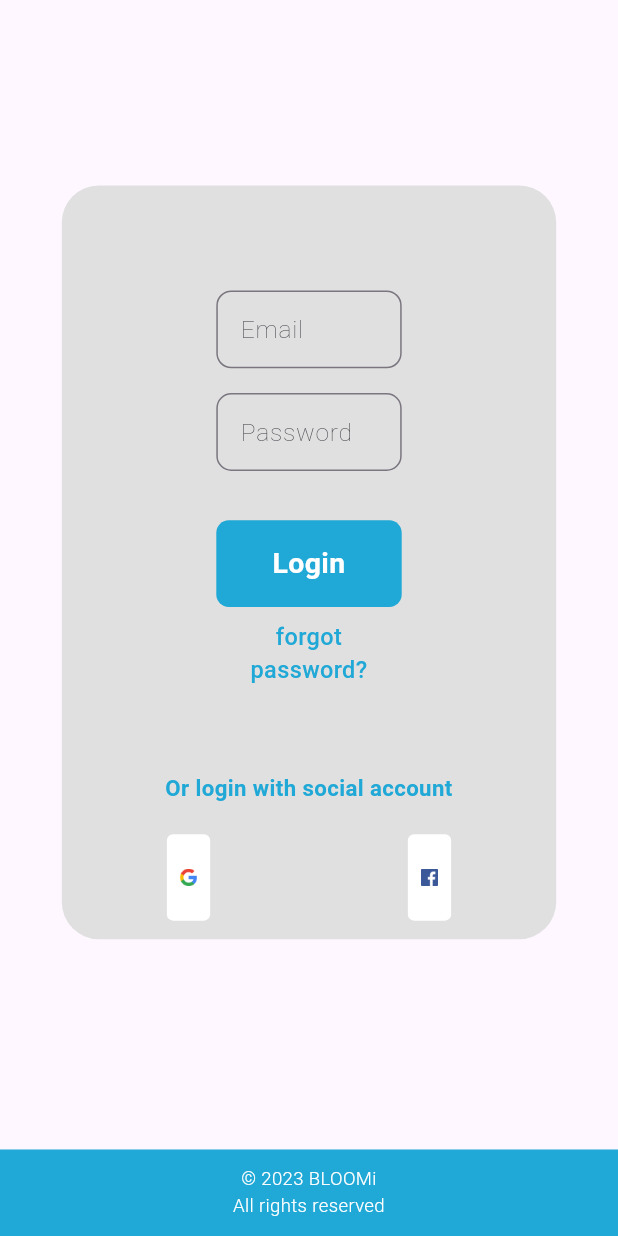
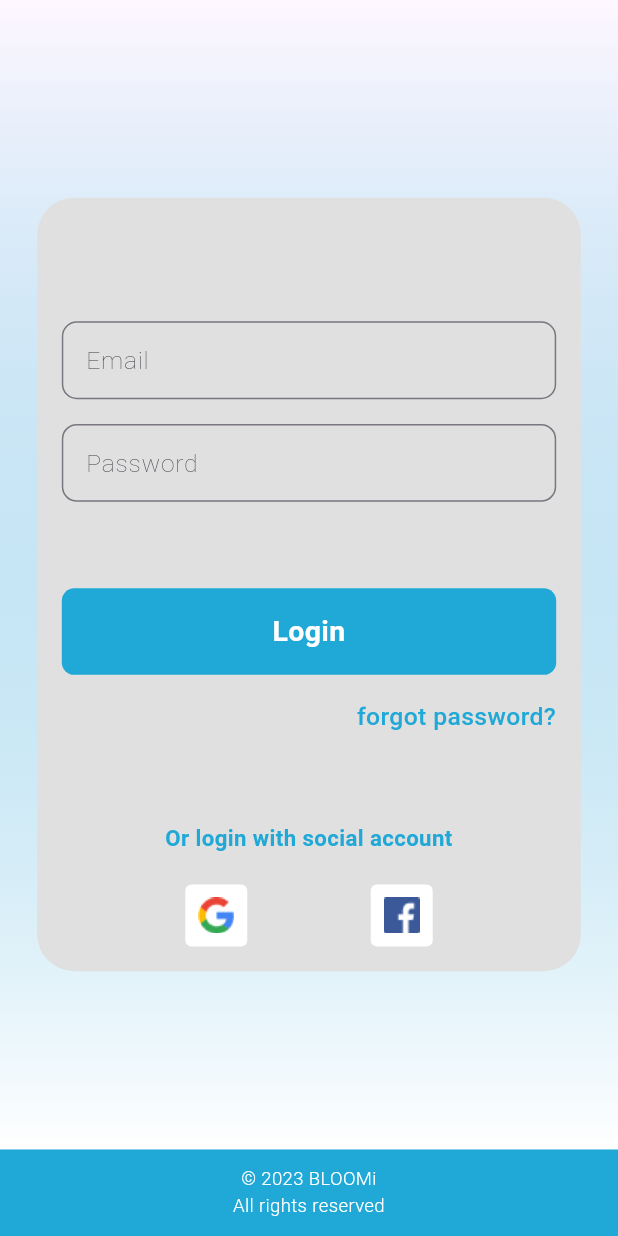
Before and after one commit to cepdnaclk/e19-co227-Empowering-Counselors-and-Students-through-Interactive-Web-and-Mobile-App, a Flutter app: the screen it shows after launch, after a tap on "Already have an account?", on a phone screen of 412 x 824 dp. Run offline on Flutter 3.47's test engine with Material 2 defaults, Android fonts, the phone set to English and light mode, and no system bars; our stand-ins replace animate_do, responsive_framework.

Commit message:
login page ui changed

```diff
--- a/bloomi_web/lib/components/customicon_container.dart
+++ b/bloomi_web/lib/components/customicon_container.dart
@@ -15,8 +15,6 @@ class CustomIconContainer extends StatelessWidget {
     return Container(
       padding: EdgeInsets.all(
           (mediaQueryData.size.height + mediaQueryData.size.width) * 0.007),
-      width: mediaQueryData.size.width * 0.07,
-      height: mediaQueryData.size.height * 0.07,
       decoration: BoxDecoration(
           borderRadius: BorderRadius.circular(mediaQueryData.size.width * 0.01),
           color: UtilConstants.whiteColor),
--- a/bloomi_web/lib/screens/auth/login/login_mobile.dart
+++ b/bloomi_web/lib/screens/auth/login/login_mobile.dart
@@ -1,3 +1,4 @@
+import 'package:bloomi_web/components/background_color_gradient.dart';
 import 'package:bloomi_web/components/custom_button.dart';
 import 'package:bloomi_web/components/custom_text.dart';
 import 'package:bloomi_web/components/custom_textfeild.dart';
@@ -11,30 +12,38 @@ import 'package:flutter/material.dart';
 
 class LoginMobile extends StatelessWidget {
   const LoginMobile({
-    super.key,
+    Key? key,
     required this.mediaQueryData,
-  });
+  }) : super(key: key);
 
   final MediaQueryData mediaQueryData;
 
   @override
   Widget build(BuildContext context) {
-    return Center(
+    return Scaffold(
+      body: Column(
+        children: [
+          Expanded(
+            child: Stack(
+              children: [
+                const BackgroundColorGradient(),
+                SingleChildScrollView(
+                  child: Center(
                     child: Column(
-        mainAxisAlignment: MainAxisAlignment.spaceBetween,
+                      mainAxisAlignment: MainAxisAlignment.center,
                       children: [
                         Padding(
                           padding: EdgeInsets.symmetric(
-                horizontal: mediaQueryData.size.width * 0.1),
+                              horizontal: mediaQueryData.size.width * 0.06),
                           child: Column(
                             children: [
-                SizedBox(height: mediaQueryData.size.height * 0.1),
-                Column(
-                  children: [
+                              SizedBox(
+                                  height: mediaQueryData.size.height * 0.15),
                               Container(
-                      padding: EdgeInsets.all(mediaQueryData.size.width * 0.03),
+                                padding: EdgeInsets.all(
+                                    mediaQueryData.size.width * 0.04),
                                 margin: EdgeInsets.only(
-                          top: mediaQueryData.size.height * 0.05),
+                                    top: mediaQueryData.size.height * 0.01),
                                 decoration: BoxDecoration(
                                   color: UtilConstants.lightgreyColor,
                                   borderRadius: BorderRadius.circular(
@@ -42,24 +51,35 @@ class LoginMobile extends StatelessWidget {
                                 ),
                                 child: Column(
                                   children: [
-                          SizedBox(height: mediaQueryData.size.height * 0.07),
+                                    SizedBox(
+                                        height:
+                                            mediaQueryData.size.height * 0.08),
                                     CustomTextFeild(
                                       hintText: "Enter your email",
                                       lable: "Email",
                                       mediaQueryData: mediaQueryData,
                                       keyboardType: TextInputType.emailAddress,
-                            width: mediaQueryData.size.width * 0.3,
+                                      width: (mediaQueryData.size.width < 500)
+                                          ? mediaQueryData.size.width
+                                          : 400,
                                     ),
-                          SizedBox(height: mediaQueryData.size.height * 0.02),
+                                    SizedBox(
+                                        height:
+                                            mediaQueryData.size.height * 0.02),
                                     CustomTextFeild(
                                       hintText: "Enter your password",
                                       lable: "Password",
                                       obscure: true,
                                       mediaQueryData: mediaQueryData,
-                            keyboardType: TextInputType.visiblePassword,
-                            width: mediaQueryData.size.width * 0.3,
+                                      keyboardType:
+                                          TextInputType.visiblePassword,
+                                      width: (mediaQueryData.size.width < 500)
+                                          ? mediaQueryData.size.width
+                                          : 400,
                                     ),
-                          SizedBox(height: mediaQueryData.size.height * 0.04),
+                                    SizedBox(
+                                        height:
+                                            mediaQueryData.size.height * 0.07),
                                     InkWell(
                                       onTap: () {
                                         UtilFunction.navigateForward(
@@ -68,12 +88,18 @@ class LoginMobile extends StatelessWidget {
                                       child: CustomButton(
                                         "Login",
                                         mediaQueryData: mediaQueryData,
-                              width: mediaQueryData.size.width * 0.3,
+                                        width: (mediaQueryData.size.width < 500)
+                                            ? mediaQueryData.size.width
+                                            : 400,
                                       ),
                                     ),
-                          SizedBox(height: mediaQueryData.size.height * 0.01),
+                                    SizedBox(
+                                        height:
+                                            mediaQueryData.size.height * 0.02),
                                     Container(
-                            width: mediaQueryData.size.width * 0.3,
+                                      width: (mediaQueryData.size.width < 500)
+                                          ? mediaQueryData.size.width
+                                          : 400,
                                       alignment: Alignment.centerRight,
                                       child: InkWell(
                                         onTap: () {
@@ -82,36 +108,54 @@ class LoginMobile extends StatelessWidget {
                                         },
                                         child: CustomText(
                                           "forgot password?",
-                                fontSize: mediaQueryData.size.height * 0.019,
+                                          fontSize:
+                                              mediaQueryData.size.height * 0.02,
                                           fontWeight: FontWeight.w500,
                                         ),
                                       ),
                                     ),
-                          SizedBox(height: mediaQueryData.size.height * 0.07),
+                                    SizedBox(
+                                        height:
+                                            mediaQueryData.size.height * 0.07),
                                     CustomText(
                                       "Or login with social account",
-                            fontSize: mediaQueryData.size.height * 0.018,
+                                      fontSize:
+                                          mediaQueryData.size.height * 0.018,
                                       fontWeight: FontWeight.bold,
                                     ),
-                          SizedBox(height: mediaQueryData.size.height * 0.025),
-                          Row(
-                            mainAxisAlignment: MainAxisAlignment.spaceEvenly,
+                                    SizedBox(
+                                        height:
+                                            mediaQueryData.size.height * 0.025),
+                                    SizedBox(
+                                      width: (mediaQueryData.size.width < 500)
+                                          ? mediaQueryData.size.width
+                                          : 400,
+                                      child: Row(
+                                        mainAxisAlignment:
+                                            MainAxisAlignment.spaceEvenly,
                                         children: [
                                           CustomIconContainer(
-                                imgPath: UtilConstants.googleImagePath,
+                                            imgPath:
+                                                UtilConstants.googleImagePath,
                                             mediaQueryData: mediaQueryData,
                                           ),
-                              SizedBox(width: mediaQueryData.size.width * 0.04),
                                           CustomIconContainer(
-                                imgPath: UtilConstants.facebookImagePath,
+                                            imgPath:
+                                                UtilConstants.facebookImagePath,
                                             mediaQueryData: mediaQueryData,
                                           ),
                                         ],
+                                      ),
                                     )
                                   ],
                                 ),
                               ),
                             ],
+                          ),
+                        ),
+                      ],
+                    ),
+                  ),
                 ),
               ],
             ),
--- a/bloomi_web/lib/screens/auth/login/login_web.dart
+++ b/bloomi_web/lib/screens/auth/login/login_web.dart
@@ -1,3 +1,4 @@
+import 'package:bloomi_web/components/background_color_gradient.dart';
 import 'package:bloomi_web/components/custom_button.dart';
 import 'package:bloomi_web/components/custom_text.dart';
 import 'package:bloomi_web/components/custom_textfeild.dart';
@@ -20,7 +21,10 @@ class LoginWeb extends StatelessWidget {
   @override
   Widget build(BuildContext context) {
     return Center(
-      child: Column(
+      child: Stack(
+        children: [
+          const BackgroundColorGradient(),
+          Column(
             mainAxisAlignment: MainAxisAlignment.spaceBetween,
             children: [
               Padding(
@@ -44,8 +48,8 @@ class LoginWeb extends StatelessWidget {
                         Column(
                           children: [
                             Container(
-                          padding:
-                              EdgeInsets.all(mediaQueryData.size.width * 0.03),
+                              padding: EdgeInsets.all(
+                                  mediaQueryData.size.width * 0.03),
                               margin: EdgeInsets.only(
                                   top: mediaQueryData.size.height * 0.05),
                               decoration: BoxDecoration(
@@ -56,7 +60,8 @@ class LoginWeb extends StatelessWidget {
                               child: Column(
                                 children: [
                                   SizedBox(
-                                  height: mediaQueryData.size.height * 0.07),
+                                      height:
+                                          mediaQueryData.size.height * 0.07),
                                   CustomTextFeild(
                                     hintText: "Enter your email",
                                     lable: "Email",
@@ -65,7 +70,8 @@ class LoginWeb extends StatelessWidget {
                                     width: mediaQueryData.size.width * 0.3,
                                   ),
                                   SizedBox(
-                                  height: mediaQueryData.size.height * 0.02),
+                                      height:
+                                          mediaQueryData.size.height * 0.02),
                                   CustomTextFeild(
                                     hintText: "Enter your password",
                                     lable: "Password",
@@ -75,7 +81,8 @@ class LoginWeb extends StatelessWidget {
                                     width: mediaQueryData.size.width * 0.3,
                                   ),
                                   SizedBox(
-                                  height: mediaQueryData.size.height * 0.04),
+                                      height:
+                                          mediaQueryData.size.height * 0.04),
                                   InkWell(
                                     onTap: () {
                                       UtilFunction.navigateForward(
@@ -88,7 +95,8 @@ class LoginWeb extends StatelessWidget {
                                     ),
                                   ),
                                   SizedBox(
-                                  height: mediaQueryData.size.height * 0.01),
+                                      height:
+                                          mediaQueryData.size.height * 0.01),
                                   Container(
                                     width: mediaQueryData.size.width * 0.3,
                                     alignment: Alignment.centerRight,
@@ -106,14 +114,17 @@ class LoginWeb extends StatelessWidget {
                                     ),
                                   ),
                                   SizedBox(
-                                  height: mediaQueryData.size.height * 0.07),
+                                      height:
+                                          mediaQueryData.size.height * 0.07),
                                   CustomText(
                                     "Or login with social account",
-                                fontSize: mediaQueryData.size.height * 0.018,
+                                    fontSize:
+                                        mediaQueryData.size.height * 0.018,
                                     fontWeight: FontWeight.bold,
                                   ),
                                   SizedBox(
-                                  height: mediaQueryData.size.height * 0.025),
+                                      height:
+                                          mediaQueryData.size.height * 0.025),
                                   Row(
                                     mainAxisAlignment:
                                         MainAxisAlignment.spaceEvenly,
@@ -123,9 +134,11 @@ class LoginWeb extends StatelessWidget {
                                         mediaQueryData: mediaQueryData,
                                       ),
                                       SizedBox(
-                                      width: mediaQueryData.size.width * 0.04),
+                                          width:
+                                              mediaQueryData.size.width * 0.04),
                                       CustomIconContainer(
-                                    imgPath: UtilConstants.facebookImagePath,
+                                        imgPath:
+                                            UtilConstants.facebookImagePath,
                                         mediaQueryData: mediaQueryData,
                                       ),
                                     ],
@@ -143,6 +156,8 @@ class LoginWeb extends StatelessWidget {
               Footer(mediaQueryData: mediaQueryData),
             ],
           ),
+        ],
+      ),
     );
   }
 }
```
Lines whose indentation alone changed are shown as unchanged.
